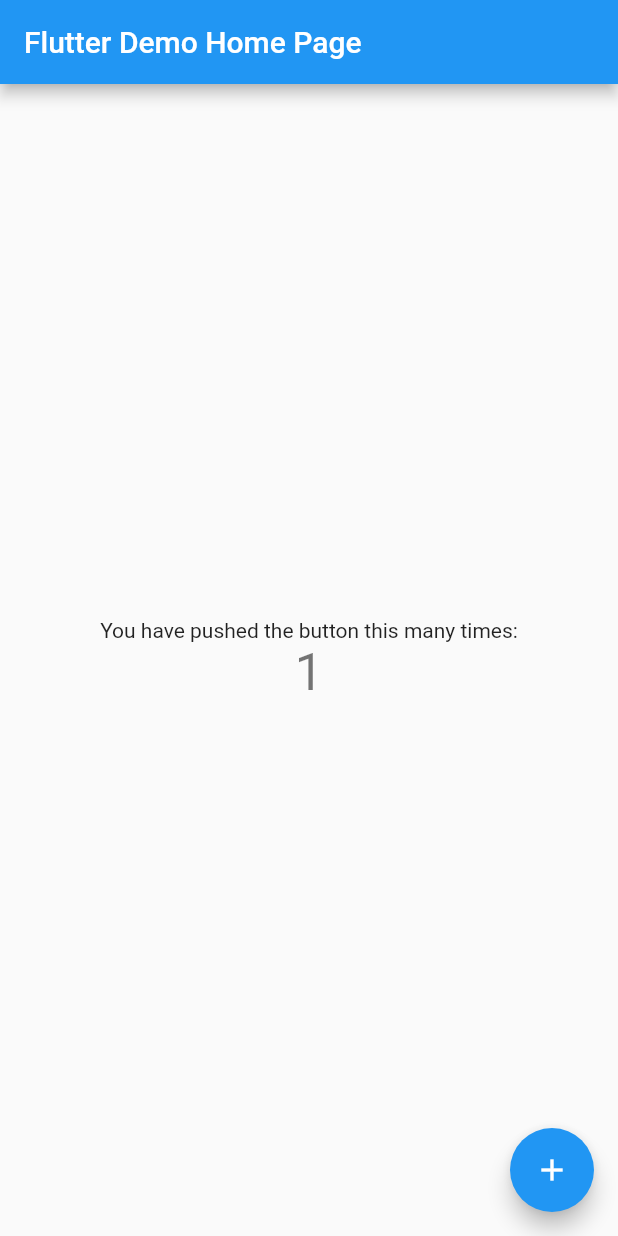
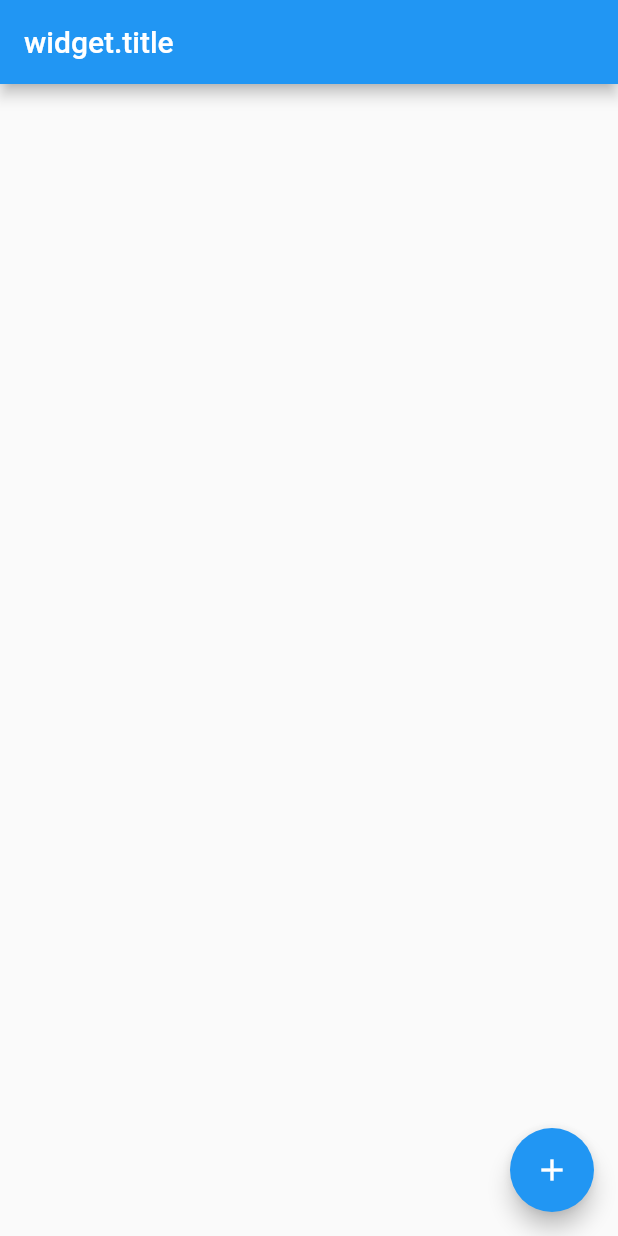
Before and after one commit to amiarafat/story_app_flutter, a Flutter app: the screen it shows after launch, after a tap on the "add" icon, on a phone screen of 412 x 824 dp. Run offline on Flutter 3.47's test engine with Material 2 defaults, Android fonts, the phone set to English and light mode, and no system bars.

Commit message:
2nd commit

```diff
--- a/lib/main.dart
+++ b/lib/main.dart
@@ -5,113 +5,41 @@ void main() {
 }
 
 class MyApp extends StatelessWidget {
-  // This widget is the root of your application.
   @override
   Widget build(BuildContext context) {
     return MaterialApp(
-      title: 'Flutter Demo',
+      title: 'Story App',
       theme: ThemeData(
-        // This is the theme of your application.
-        //
-        // Try running your application with "flutter run". You'll see the
-        // application has a blue toolbar. Then, without quitting the app, try
-        // changing the primarySwatch below to Colors.green and then invoke
-        // "hot reload" (press "r" in the console where you ran "flutter run",
-        // or simply save your changes to "hot reload" in a Flutter IDE).
-        // Notice that the counter didn't reset back to zero; the application
-        // is not restarted.
         primarySwatch: Colors.blue,
-        // This makes the visual density adapt to the platform that you run
-        // the app on. For desktop platforms, the controls will be smaller and
-        // closer together (more dense) than on mobile platforms.
         visualDensity: VisualDensity.adaptivePlatformDensity,
       ),
-      home: MyHomePage(title: 'Flutter Demo Home Page'),
+      home: MyHomePage(),
     );
   }
 }
 
 class MyHomePage extends StatefulWidget {
-  MyHomePage({Key key, this.title}) : super(key: key);
-
-  // This widget is the home page of your application. It is stateful, meaning
-  // that it has a State object (defined below) that contains fields that affect
-  // how it looks.
-
-  // This class is the configuration for the state. It holds the values (in this
-  // case the title) provided by the parent (in this case the App widget) and
-  // used by the build method of the State. Fields in a Widget subclass are
-  // always marked "final".
-
-  final String title;
 
   @override
   _MyHomePageState createState() => _MyHomePageState();
 }
 
 class _MyHomePageState extends State<MyHomePage> {
-  int _counter = 0;
-
-  void _incrementCounter() {
-    setState(() {
-      // This call to setState tells the Flutter framework that something has
-      // changed in this State, which causes it to rerun the build method below
-      // so that the display can reflect the updated values. If we changed
-      // _counter without calling setState(), then the build method would not be
-      // called again, and so nothing would appear to happen.
-      _counter++;
-    });
-  }
 
   @override
   Widget build(BuildContext context) {
-    // This method is rerun every time setState is called, for instance as done
-    // by the _incrementCounter method above.
-    //
-    // The Flutter framework has been optimized to make rerunning build methods
-    // fast, so that you can just rebuild anything that needs updating rather
-    // than having to individually change instances of widgets.
     return Scaffold(
       appBar: AppBar(
-        // Here we take the value from the MyHomePage object that was created by
-        // the App.build method, and use it to set our appbar title.
-        title: Text(widget.title),
+        title: Text("widget.title"),
       ),
       body: Center(
-        // Center is a layout widget. It takes a single child and positions it
-        // in the middle of the parent.
-        child: Column(
-          // Column is also a layout widget. It takes a list of children and
-          // arranges them vertically. By default, it sizes itself to fit its
-          // children horizontally, and tries to be as tall as its parent.
-          //
-          // Invoke "debug painting" (press "p" in the console, choose the
-          // "Toggle Debug Paint" action from the Flutter Inspector in Android
-          // Studio, or the "Toggle Debug Paint" command in Visual Studio Code)
-          // to see the wireframe for each widget.
-          //
-          // Column has various properties to control how it sizes itself and
-          // how it positions its children. Here we use mainAxisAlignment to
-          // center the children vertically; the main axis here is the vertical
-          // axis because Columns are vertical (the cross axis would be
-          // horizontal).
-          mainAxisAlignment: MainAxisAlignment.center,
-          children: <Widget>[
-            Text(
-              'You have pushed the button this many times:',
-            ),
-            Text(
-              '$_counter',
-              style: Theme.of(context).textTheme.headline4,
-            ),
-          ],
-        ),
       ),
       floatingActionButton: FloatingActionButton(
-        onPressed: _incrementCounter,
-        tooltip: 'Increment',
+        onPressed: (){
+
+        },
         child: Icon(Icons.add),
-      ), // This trailing comma makes auto-formatting nicer for build methods.
+      ),
     );
   }
 }
```
